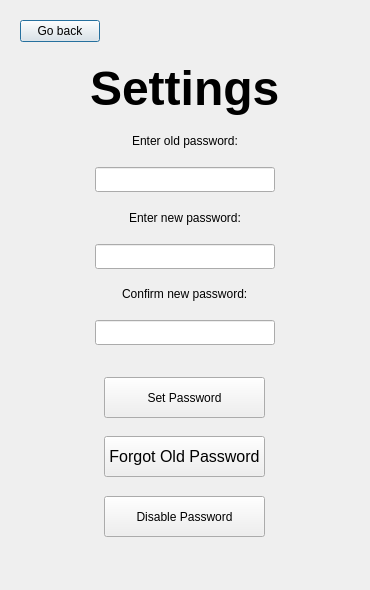
First picture: the form in settings5.ui, repository danysigha/Clipboard-Manager, before the edit.
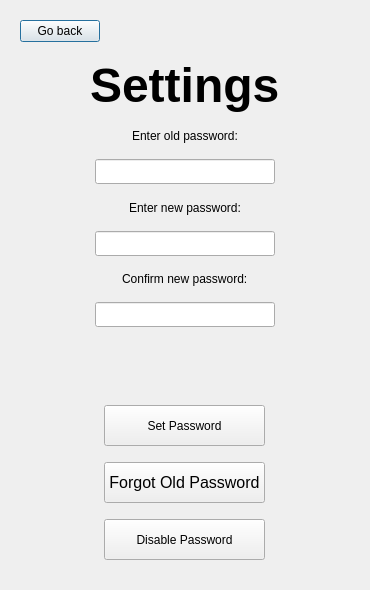
Second picture: the form after the edit.

Patch:
```diff
--- a/settings5.ui
+++ b/settings5.ui
@@ -192,6 +192,19 @@
           </property>
          </widget>
         </item>
+        <item>
+         <spacer name="verticalSpacer_13">
+          <property name="orientation">
+           <enum>Qt::Vertical</enum>
+          </property>
+          <property name="sizeHint" stdset="0">
+           <size>
+            <width>20</width>
+            <height>40</height>
+           </size>
+          </property>
+         </spacer>
+        </item>
         <item>
          <spacer name="verticalSpacer_8">
           <property name="orientation">
@@ -205,6 +218,28 @@
           </property>
          </spacer>
         </item>
+        <item>
+         <widget class="QLabel" name="label_4">
+          <property name="minimumSize">
+           <size>
+            <width>150</width>
+            <height>25</height>
+           </size>
+          </property>
+          <property name="styleSheet">
+           <string notr="true">font: 15pt &quot;Helvetica&quot;;</string>
+          </property>
+          <property name="text">
+           <string/>
+          </property>
+          <property name="alignment">
+           <set>Qt::AlignCenter</set>
+          </property>
+          <property name="wordWrap">
+           <bool>true</bool>
+          </property>
+         </widget>
+        </item>
         <item>
          <spacer name="verticalSpacer_12">
           <property name="orientation">
@@ -218,6 +253,19 @@
           </property>
          </spacer>
         </item>
+        <item>
+         <spacer name="verticalSpacer_14">
+          <property name="orientation">
+           <enum>Qt::Vertical</enum>
+          </property>
+          <property name="sizeHint" stdset="0">
+           <size>
+            <width>20</width>
+            <height>40</height>
+           </size>
+          </property>
+         </spacer>
+        </item>
         <item alignment="Qt::AlignHCenter">
          <widget class="QPushButton" name="pushButton">
           <property name="minimumSize">
@@ -306,22 +354,6 @@
      </layout>
     </widget>
    </item>
-   <item>
-    <widget class="QLabel" name="label_4">
-     <property name="styleSheet">
-      <string notr="true">font: 15pt &quot;Helvetica&quot;;</string>
-     </property>
-     <property name="text">
-      <string/>
-     </property>
-     <property name="alignment">
-      <set>Qt::AlignCenter</set>
-     </property>
-     <property name="wordWrap">
-      <bool>true</bool>
-     </property>
-    </widget>
-   </item>
   </layout>
  </widget>
  <resources/>
```
